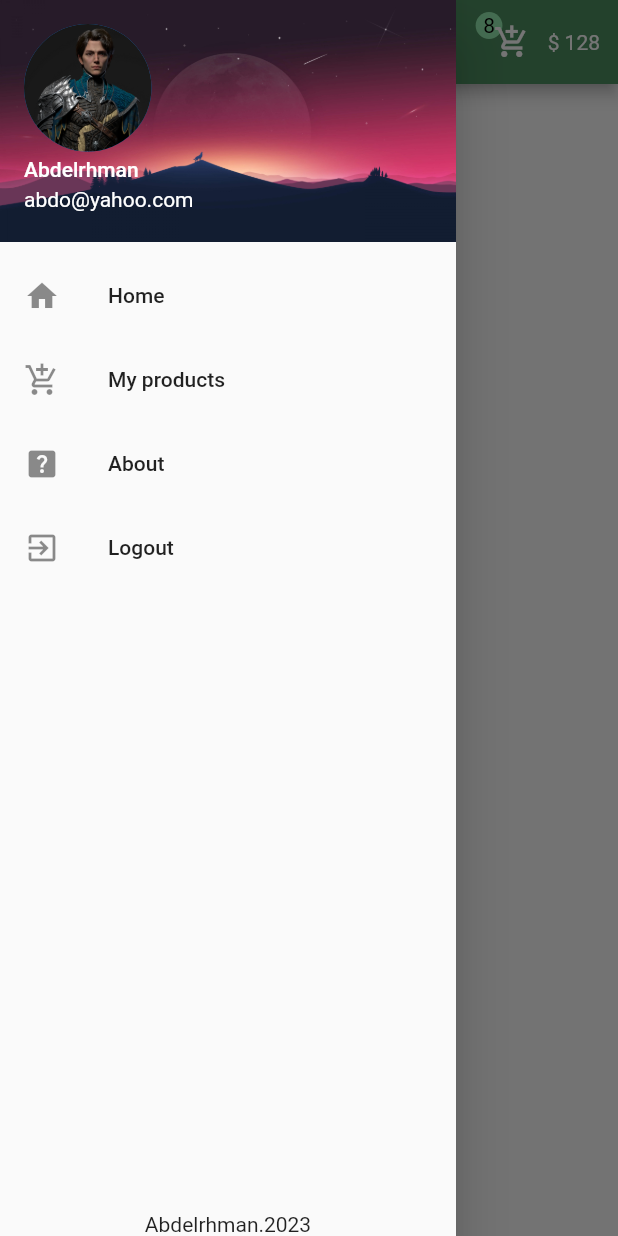
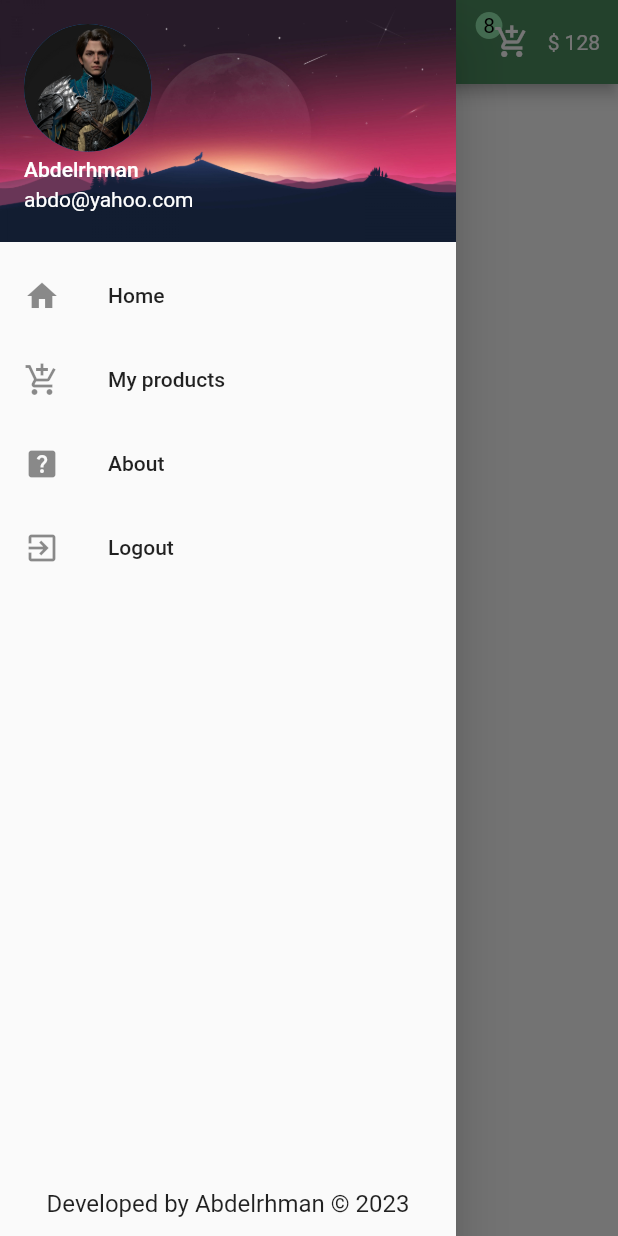
Before and after one commit to abdorady2022001/Electronic_shop, a Flutter app: the screen it shows after launch, with the side drawer open, on a phone screen of 412 x 824 dp. Run offline on Flutter 3.47's test engine with Material 2 defaults, Android fonts, the light colour scheme and no system bars.

```diff
--- a/lib/pages/home.dart
+++ b/lib/pages/home.dart
@@ -44,7 +44,11 @@ class Home extends StatelessWidget {
                   onTap: () {}),
             ],
           ),
-          Text("Abdelrhman.2023")
+          Container(
+            margin: EdgeInsets.only(bottom: 12),
+            child: Text("Developed by Abdelrhman © 2023",
+                style: TextStyle(fontSize: 16)),
+          )
         ],
       )),
       appBar: AppBar(
```
